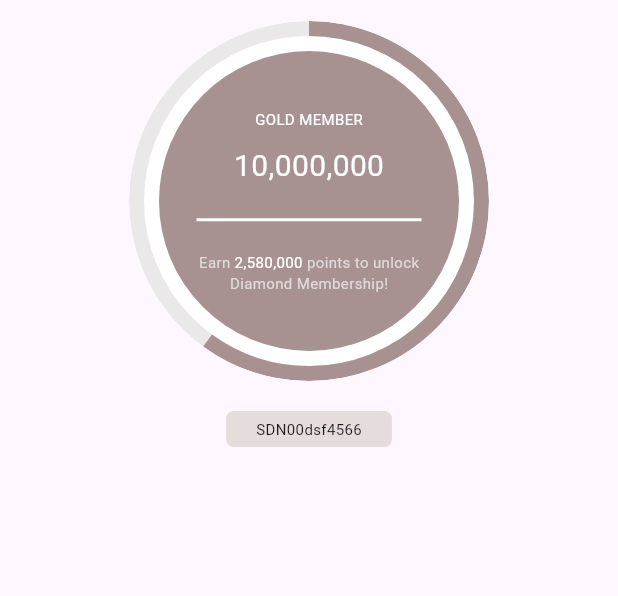
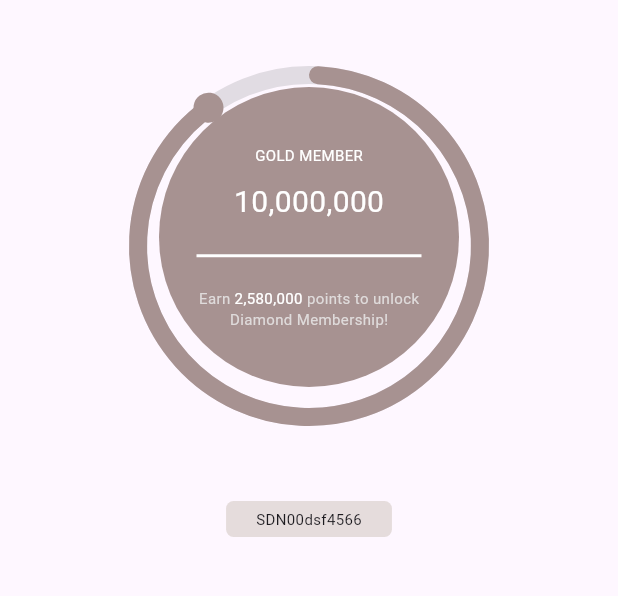
Before and after one commit to nwetmonaye/circular_percent_indicator, a Flutter app: the screen it shows after launch, on a phone screen of 412 x 824 dp, the part 63-659 px from its top. Run offline on Flutter 3.47's test engine with Material 3 defaults, Android fonts, the phone set to English and light mode, and no system bars; drawn by our look-alikes of percent_indicator, syncfusion_flutter_gauges.

```diff
--- a/lib/home.dart
+++ b/lib/home.dart
@@ -18,7 +18,7 @@ class Home extends StatelessWidget {
                 fillColor: Colors.white,
                 backgroundColor: const Color.fromARGB(255, 234, 232, 232),
                 radius: 120.0,
-                lineWidth: 10.0,
+                lineWidth: 15.0,
                 percent: 60 / 100,
                 center: Container(
                   width: 200,
--- a/lib/main.dart
+++ b/lib/main.dart
@@ -1,4 +1,5 @@
 import 'package:circular_point_design/home.dart';
+import 'package:circular_point_design/test.dart';
 import 'package:flutter/material.dart';
 
 void main() {
@@ -12,7 +13,7 @@ class MyApp extends StatelessWidget {
   Widget build(BuildContext context) {
     return const MaterialApp(
       debugShowCheckedModeBanner: false,
-      home: Home(),
+      home: Test(),
     );
   }
 }
--- /dev/null
+++ b/lib/test.dart
@@ -0,0 +1,166 @@
+import 'package:flutter/material.dart';
+import 'package:syncfusion_flutter_gauges/gauges.dart';
+
+class Test extends StatelessWidget {
+  const Test({Key? key});
+
+  @override
+  Widget build(BuildContext context) {
+    double progressValue = 90;
+    return Scaffold(
+      appBar: AppBar(
+        title: const Center(child: Text('Point')),
+      ),
+      body: Column(
+        // mainAxisAlignment: MainAxisAlignment.center,
+        children: [
+          Center(
+            child: Container(
+              height: 300,
+              width: 300,
+              child: ClipOval(
+                child: SfRadialGauge(
+                  axes: <RadialAxis>[
+                    RadialAxis(
+                      showLabels: false,
+                      showTicks: false,
+                      startAngle: 270,
+                      endAngle: 270,
+                      radiusFactor: 0.8,
+                      axisLineStyle: const AxisLineStyle(
+                        thickness: 0.1,
+                        color: Color.fromARGB(30, 9, 14, 15),
+                        thicknessUnit: GaugeSizeUnit.factor,
+                        cornerStyle: CornerStyle.startCurve,
+                      ),
+                      pointers: <GaugePointer>[
+                        RangePointer(
+                          value: progressValue,
+                          width: 0.1,
+                          sizeUnit: GaugeSizeUnit.factor,
+                          enableAnimation: true,
+                          animationDuration: 100,
+                          animationType: AnimationType.linear,
+                          cornerStyle: CornerStyle.startCurve,
+                          color: const Color.fromARGB(255, 167, 146, 145),
+                        ),
+                        MarkerPointer(
+                          value: progressValue,
+                          markerType: MarkerType.circle,
+                          enableAnimation: true,
+                          animationDuration: 100,
+                          animationType: AnimationType.linear,
+                          color: const Color.fromARGB(255, 167, 146, 145),
+                          markerWidth: 20, // Increase marker width
+                          markerHeight: 20, // Increase marker height
+                        )
+                      ],
+                      annotations: <GaugeAnnotation>[
+                        GaugeAnnotation(
+                          positionFactor: 0.05,
+                          widget: Container(
+                            width: 200,
+                            height: 200,
+                            decoration: BoxDecoration(
+                              color: const Color.fromARGB(255, 167, 146, 145),
+                              borderRadius: BorderRadius.circular(100),
+                            ),
+                            child: Column(
+                              mainAxisAlignment: MainAxisAlignment.center,
+                              children: [
+                                const Text(
+                                  'GOLD MEMBER',
+                                  style: TextStyle(
+                                    fontSize: 10,
+                                    color: Colors.white,
+                                  ),
+                                ),
+                                const SizedBox(
+                                  height: 10,
+                                ),
+                                const Text(
+                                  '10,000,000',
+                                  style: TextStyle(
+                                    fontSize: 20,
+                                    color: Colors.white,
+                                  ),
+                                ),
+                                Container(
+                                  margin: const EdgeInsets.symmetric(
+                                    vertical: 20.0,
+                                  ),
+                                  width: 150.0,
+                                  height: 2.0,
+                                  color: Colors.white, // Color of the line
+                                ),
+                                const Row(
+                                  mainAxisAlignment: MainAxisAlignment.center,
+                                  children: [
+                                    Text(
+                                      'Earn ',
+                                      style: TextStyle(
+                                        fontSize: 10,
+                                        color:
+                                            Color.fromARGB(255, 223, 219, 219),
+                                      ),
+                                    ),
+                                    Text(
+                                      '2,580,000',
+                                      style: TextStyle(
+                                        fontSize: 10,
+                                        color: Colors.white,
+                                      ),
+                                    ),
+                                    Text(
+                                      ' points to unlock',
+                                      style: TextStyle(
+                                        fontSize: 10,
+                                        color:
+                                            Color.fromARGB(255, 223, 219, 219),
+                                      ),
+                                    ),
+                                  ],
+                                ),
+                                const Text(
+                                  'Diamond Membership!',
+                                  style: TextStyle(
+                                    fontSize: 10,
+                                    color: Color.fromARGB(255, 223, 219, 219),
+                                  ),
+                                ),
+                              ],
+                            ),
+                          ),
+                        ),
+                      ],
+                    ),
+                  ],
+                ),
+              ),
+            ),
+          ),
+          const SizedBox(
+            height: 20,
+          ),
+          Container(
+            padding: const EdgeInsets.symmetric(
+              vertical: 5,
+              horizontal: 20,
+            ),
+            decoration: BoxDecoration(
+              color: const Color.fromARGB(255, 229, 220, 220),
+              borderRadius:
+                  BorderRadius.circular(5.0), // Optional: for rounded corners
+            ),
+            child: const Text(
+              'SDN00dsf4566',
+              style: TextStyle(
+                fontSize: 10,
+              ),
+            ),
+          ),
+        ],
+      ),
+    );
+  }
+}
--- a/pubspec.yaml
+++ b/pubspec.yaml
@@ -36,6 +36,7 @@ dependencies:
   # Use with the CupertinoIcons class for iOS style icons.
   cupertino_icons: ^1.0.6
   percent_indicator: ^4.2.3
+  syncfusion_flutter_gauges: ^25.1.38
 
 dev_dependencies:
   flutter_test:
```
Also changed, not shown: pubspec.lock.
